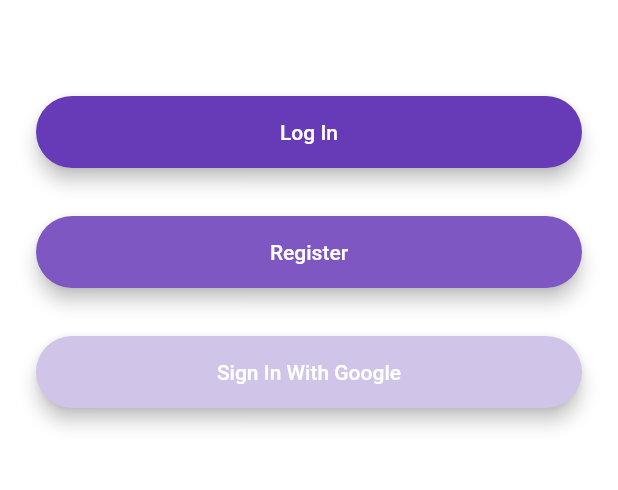
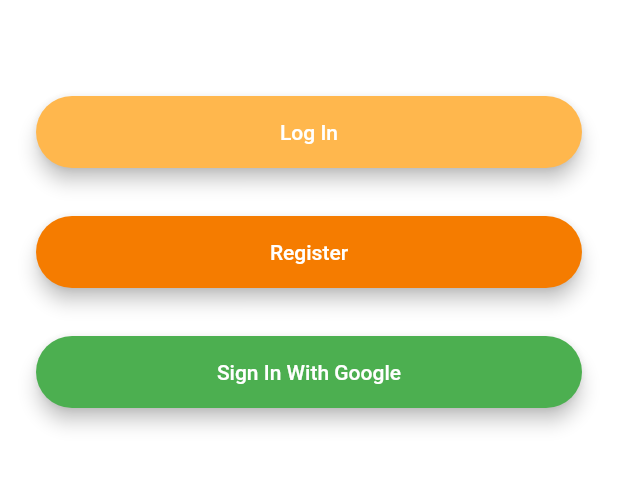
Before and after one commit to Coding-Club-IITG/Git-Workshop-flutter, a Flutter app: the screen it shows after launch, on a phone screen of 412 x 824 dp, the part 447-937 px from its top. Run offline on Flutter 3.47's test engine with Material 2 defaults, Android fonts, the phone set to English and light mode, and no system bars; drawn by our look-alikes of animated_text_kit; our stand-ins replace cloud_firestore, firebase_auth, firebase_core, modal_progress_hud; accounts and stored records are empty.

Commit message:
Update welcome_screen.dart
changes in color deepPurple to orange[300]
changes in color deepPurple to orange[700]
changes in color deepPurple to green

```diff
--- a/lib/screens/welcome_screen.dart
+++ b/lib/screens/welcome_screen.dart
@@ -77,21 +77,21 @@
               height: 48.0,
             ),
             RoundedButton(
-              color: Colors.deepPurple,
+              color: Colors.orange[300],
               text: 'Log In',
               onPressed: () {
                 Navigator.pushNamed(context, LoginScreen.id);
               },
             ),
             RoundedButton(
-              color: Colors.deepPurple[400],
+              color: Colors.orange[700],
               text: 'Register',
               onPressed: () {
                 Navigator.pushNamed(context, RegistrationScreen.id);
               },
             ),
             RoundedButton(
-              color: Colors.deepPurple[100],
+              color: Colors.green,
               text: 'Sign In With Google',
               onPressed: () {
                 Navigator.pushNamed(context, LoginScreen.id);
```
